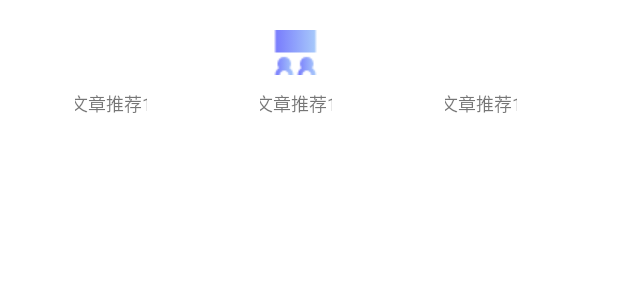
After one commit to syg-todo/P01TalkSkillAPP_Android, an Android app: the layout college_course_layout.xml on its own in the app's theme, with its tools: preview values and no code run, on a phone screen of 412 x 824 dp. The commit adds this screen. Shown: the top 300 px of the screen. Run offline under Robolectric (Android 15) with nearby library versions, the phone set to English and light mode, and no system bars.

Commit message:
添加搜索框和课程分类

```diff
--- /dev/null
+++ b/huashu/src/main/res/layout/college_course_layout.xml
@@ -0,0 +1,103 @@
+<?xml version="1.0" encoding="utf-8"?>
+<LinearLayout xmlns:android="http://schemas.android.com/apk/res/android"
+
+    android:layout_width="match_parent"
+    android:layout_height="97dp"
+    android:background="#FFFFFF"
+   >
+
+    <LinearLayout
+        android:id="@+id/college_course_sorting"
+        android:layout_width="48dp"
+        android:layout_height="57dp"
+        android:layout_marginTop="20dp"
+        android:layout_marginLeft="50dp"
+        android:orientation="vertical">
+
+        <ImageView
+            android:id="@+id/college_course_iv_1"
+            android:layout_width="30dp"
+            android:layout_height="30dp"
+            android:layout_gravity="center_horizontal"
+            android:layout_marginLeft="9dp"
+            android:layout_marginRight="9dp"
+            android:scaleType="centerCrop"
+            />
+
+        <TextView
+            android:id="@+id/college_course_tv_1"
+            android:layout_width="100dp"
+            android:layout_height="wrap_content"
+            android:layout_gravity="center_horizontal"
+            android:layout_marginTop="10dp"
+            android:textSize="12sp"
+            android:gravity="center"
+            android:singleLine="true"
+            android:text="文章推荐1" />
+
+    </LinearLayout>
+
+    <LinearLayout
+        android:id="@+id/college_course_community"
+        android:layout_width="48dp"
+        android:layout_height="57dp"
+        android:layout_marginTop="20dp"
+        android:layout_marginLeft="75dp"
+        android:orientation="vertical">
+
+        <ImageView
+            android:id="@+id/college_course_iv_2"
+            android:layout_width="30dp"
+            android:layout_height="30dp"
+            android:layout_gravity="center_horizontal"
+            android:layout_marginLeft="9dp"
+            android:layout_marginRight="9dp"
+            android:scaleType="centerCrop"
+            android:src="@mipmap/community_class"
+            />
+
+        <TextView
+            android:id="@+id/college_course_tv_2"
+            android:layout_width="100dp"
+            android:layout_height="wrap_content"
+            android:layout_gravity="center_horizontal"
+            android:layout_marginTop="10dp"
+            android:textSize="12sp"
+            android:gravity="center"
+            android:singleLine="true"
+            android:text="文章推荐1" />
+
+    </LinearLayout>
+
+    <LinearLayout
+        android:id="@+id/college_course_private"
+        android:layout_width="48dp"
+        android:layout_height="57dp"
+        android:layout_marginTop="20dp"
+        android:layout_marginRight="50dp"
+        android:layout_marginLeft="75dp"
+        android:orientation="vertical">
+
+        <ImageView
+            android:id="@+id/college_course_iv_3"
+            android:layout_width="30dp"
+            android:layout_height="30dp"
+            android:layout_gravity="center_horizontal"
+            android:layout_marginLeft="9dp"
+            android:layout_marginRight="9dp"
+            android:scaleType="centerCrop"
+            />
+
+        <TextView
+            android:id="@+id/college_course_tv_3"
+            android:layout_width="100dp"
+            android:layout_height="wrap_content"
+            android:layout_gravity="center_horizontal"
+            android:layout_marginTop="10dp"
+            android:textSize="12sp"
+            android:gravity="center"
+            android:singleLine="true"
+            android:text="文章推荐1" />
+
+    </LinearLayout>
+</LinearLayout>
```
Also changed, not shown: huashu/src/main/java/com/tuodanhuashu/app/Constants/Constants.java (added, +140 -0 lines), huashu/src/main/java/com/tuodanhuashu/app/home/ui/CollegeFragment.java (+71 -1 lines), huashu/src/main/res/drawable/shape_college_search.xml (added, +9 -0 lines), huashu/src/main/res/layout/college_search_layout.xml (added, +40 -0 lines), huashu/src/main/res/mipmap-hdpi/community_class.png (added), huashu/src/main/res/mipmap-hdpi/private_class.png (added), huashu/src/main/res/mipmap-hdpi/sorting_classes.png (added).
